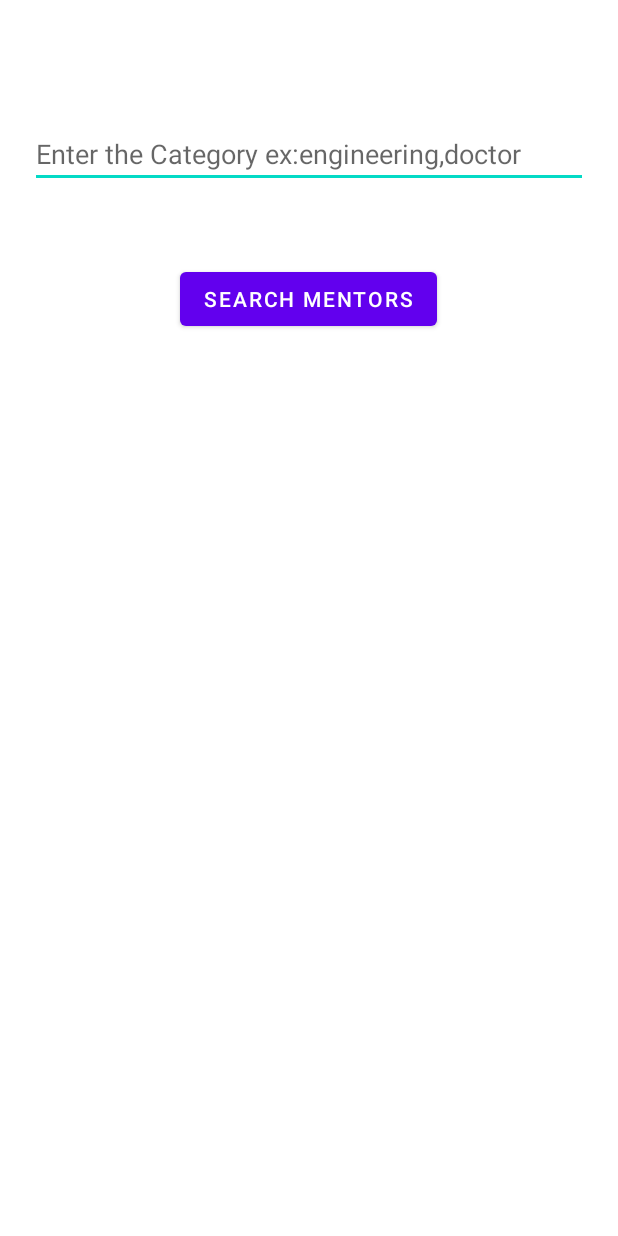
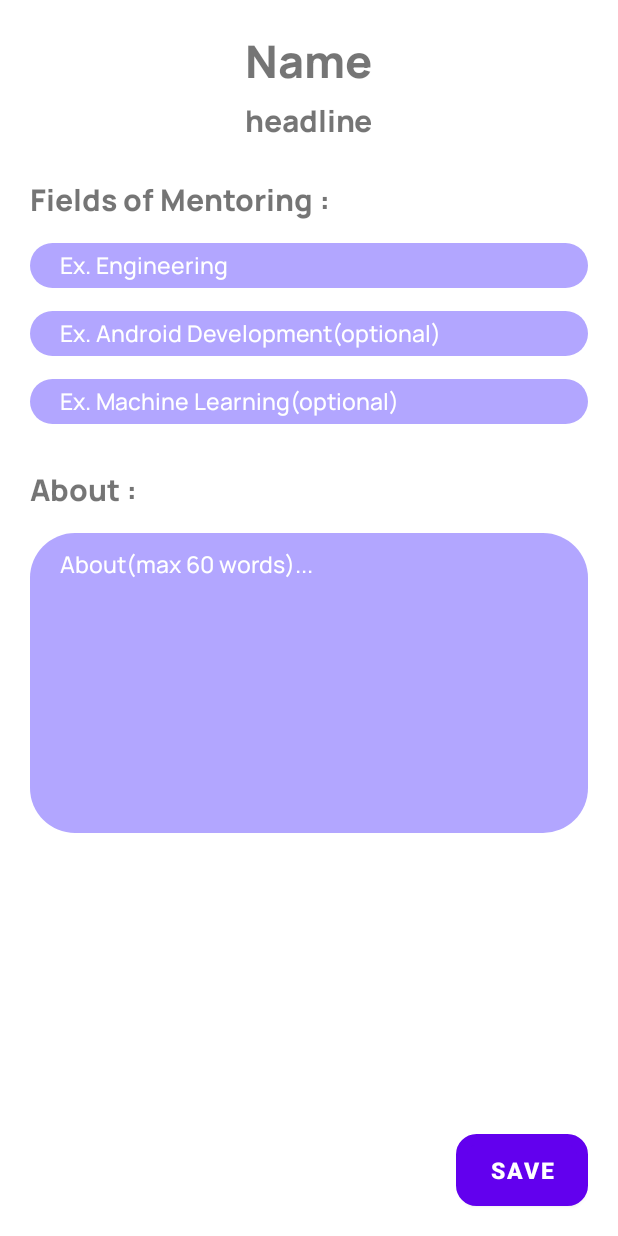
Before and after one commit to ankitsingh4264/CarrerGuide, an Android app: the profile screen opened through its navigation route, in the side drawer, after a tap on "Be Mentor", on a phone screen of 412 x 824 dp. Run offline under Robolectric (Android 15) with nearby library versions, the phone set to English and light mode, and no system bars; our stand-ins replace Firebase (no records; nobody signed in at launch, a user with empty details on screens opened directly), navigation-ui; libraries missing offline, so code that uses them is left out: com.karumi.dexter; 13 statements that could not run were skipped.

Commit message:
Profile fragment

```diff
--- a/app/src/main/java/com/example/careerguide/FirebaseDataRepository.kt
+++ b/app/src/main/java/com/example/careerguide/FirebaseDataRepository.kt
@@ -80,18 +80,11 @@ class FirebaseDataRepository {
         val userId = auth.currentUser!!.uid
         val userDetailsLiveDate = MutableLiveData<Users>()
 
-        val docRef = firestoreDB.collection("users").document(userId)
-        docRef.addSnapshotListener { snapshot, e ->
-            if (e != null) {
-                Log.w(TAG, "Listen failed.", e)
-                return@addSnapshotListener
-            }
+        firestoreDB.collection("users").document(userId).get().addOnSuccessListener {
 
-            if (snapshot != null && snapshot.exists()) {
-                Log.d(TAG, "Current data: ${snapshot.data}")
-                userDetailsLiveDate.value=snapshot.toObject(Users::class.java)
-            }
+                userDetailsLiveDate.value=it.toObject(Users::class.java)
         }
+
 
         return userDetailsLiveDate
     }
--- /dev/null
+++ b/app/src/main/java/com/example/careerguide/Home/beMentor.kt
@@ -0,0 +1,119 @@
+package com.example.careerguide.Home
+
+import android.net.Uri
+import android.os.Bundle
+import android.util.Log
+import androidx.fragment.app.Fragment
+import android.view.LayoutInflater
+import android.view.View
+import android.view.ViewGroup
+import android.widget.Toast
+import androidx.lifecycle.ViewModelProvider
+import androidx.lifecycle.observe
+import com.bumptech.glide.Glide
+import com.example.careerguide.Profile.profileViewModel
+import com.example.careerguide.R
+import com.example.careerguide.beans.Users
+import com.google.firebase.auth.FirebaseAuth
+import kotlinx.android.synthetic.main.fragment_be_mentor.*
+import kotlinx.android.synthetic.main.fragment_profile.*
+import kotlinx.android.synthetic.main.fragment_profile.edit_profile_headline
+
+
+lateinit var auth : FirebaseAuth
+private lateinit var profilemvvm: profileViewModel
+
+class beMentor : Fragment() {
+
+
+    override fun onCreateView(
+        inflater: LayoutInflater, container: ViewGroup?,
+        savedInstanceState: Bundle?
+    ): View? {
+        // Inflate the layout for this fragment
+        return inflater.inflate(R.layout.fragment_be_mentor, container, false)
+    }
+
+    override fun onViewCreated(view: View, savedInstanceState: Bundle?) {
+        super.onViewCreated(view, savedInstanceState)
+
+        var use: Users = Users()
+
+        var n:String?=null
+        var head:String?=null
+        var pho:String?=null
+        var uriimg:String?=null
+        var field:String?=null
+        var about:String?=null
+
+
+
+
+        com.example.careerguide.Profile.auth = FirebaseAuth.getInstance()
+
+        com.example.careerguide.Profile.profilemvvm = ViewModelProvider(requireActivity()).get(profileViewModel::class.java)
+
+        com.example.careerguide.Profile.profilemvvm.usersDetails()
+        com.example.careerguide.Profile.profilemvvm.mUserDetail.observe(
+            requireActivity()
+        ) {
+            if(it.fieldsMentoring!=null)
+            {
+
+                var s1:String?=""
+                var array:ArrayList<String> =   ArrayList()
+                for (i in it.fieldsMentoring)
+                {
+                    if(i==',' )
+                    {
+                        if (s1 != null) {
+                            array.add(s1!!)
+                            s1=""
+                        }
+                    }
+                    else
+                    {
+                        s1 += i
+
+                    }
+                }
+                if (s1 != null) {
+                    array?.add(s1!!)
+                }
+
+                edit_field1.setText(array?.get(0))
+                edit_field2.setText(array?.get(1))
+                edit_field3.setText(array?.get(2))
+            }
+            if(it.mentorAbout!=null)
+            {
+                edit_about.setText(it.mentorAbout)
+            }
+
+            text_name.setText(it.name)
+            n=it.name
+            text_headline.setText(it.headline)
+            head=it.headline
+            pho=it.phone
+            uriimg=it.imagepath
+        }
+
+        button_save_field.setOnClickListener {
+            use = Users(
+                name = n,
+                phone = pho,
+                headline = head,
+                imagepath = uriimg,
+                fieldsMentoring = edit_field1.text.toString()+","+edit_field2.text.toString()+","+edit_field3.text.toString(),
+                mentorAbout = edit_about.text.toString()
+            )
+
+            com.example.careerguide.Profile.profilemvvm.insertUser(use)
+            Toast.makeText(
+                requireActivity(),
+                "Upload Successful",
+                Toast.LENGTH_SHORT
+            ).show()
+        }
+    }
+}
--- a/app/src/main/java/com/example/careerguide/MainActivity.kt
+++ b/app/src/main/java/com/example/careerguide/MainActivity.kt
@@ -10,14 +10,24 @@ import android.view.View
 import android.widget.EditText
 import android.widget.Toast
 import androidx.appcompat.app.ActionBarDrawerToggle
+import androidx.core.content.ContentProviderCompat.requireContext
 import androidx.core.view.GravityCompat
 import androidx.drawerlayout.widget.DrawerLayout
+import androidx.lifecycle.MutableLiveData
+import androidx.lifecycle.observe
 import androidx.navigation.findNavController
 import androidx.navigation.ui.setupWithNavController
+import com.bumptech.glide.Glide
+import com.example.careerguide.Profile.profilemvvm
+import com.example.careerguide.beans.Users
+import com.example.careerguide.login.LoginFrag.Companion.phone
+import com.example.careerguide.login.SignUpFragment.Companion.name
 import com.google.android.material.navigation.NavigationView
 import com.google.firebase.auth.FirebaseAuth
 import kotlinx.android.synthetic.main.activity_main.*
 import kotlinx.android.synthetic.main.activity_main.drawerlayout
+import kotlinx.android.synthetic.main.fragment_profile.*
+import kotlinx.android.synthetic.main.header.*
 
 class MainActivity : AppCompatActivity() {
     lateinit var toggle: ActionBarDrawerToggle
@@ -25,6 +35,7 @@ class MainActivity : AppCompatActivity() {
     override fun onCreate(savedInstanceState: Bundle?) {
         super.onCreate(savedInstanceState)
         setContentView(R.layout.activity_main)
+
 
 
         toggle=  ActionBarDrawerToggle(
@@ -40,6 +51,10 @@ class MainActivity : AppCompatActivity() {
         val navController = findNavController(R.id.nav_main_fragment)
 //        navigation.setupWithNavController(navController)
 
+
+
+
+
         navigation.setNavigationItemSelectedListener { item: MenuItem ->
             when(item.itemId){
                 R.id.nav_profile -> {
@@ -49,6 +64,10 @@ class MainActivity : AppCompatActivity() {
                 R.id.nav_find_mentor->{
                     setinVisibleNav()
                     navController.navigate(R.id.findMentorFragment)
+                }
+                R.id.nav_be_mentor->{
+                    setinVisibleNav()
+                    navController.navigate(R.id.beMentor)
                 }
             }
             drawerlayout.closeDrawer(GravityCompat.START)
--- a/app/src/main/java/com/example/careerguide/Profile/profile.kt
+++ b/app/src/main/java/com/example/careerguide/Profile/profile.kt
@@ -41,7 +41,7 @@ const val STORAGE_REQUEST_CODE = 400
 
 var imageURI: Uri? = null
 lateinit var auth : FirebaseAuth
-private lateinit var profilemvvm: profileViewModel
+lateinit var profilemvvm: profileViewModel
 
 class profile : Fragment() {
 
@@ -60,6 +60,7 @@ class profile : Fragment() {
         var use: Users = Users()
         auth = FirebaseAuth.getInstance()
 
+        var uris:String?=null
         profilemvvm = ViewModelProvider(requireActivity()).get(profileViewModel::class.java)
 
         profilemvvm.usersDetails()
@@ -70,18 +71,13 @@ class profile : Fragment() {
             edit_profile_phone.setText(it.phone)
             edit_profile_headline.setText(it.headline)
             if (it.imagepath != null && it?.imagepath != "") {
+                uris=it.imagepath
                 if (profile_image != null) {
                     Glide.with(requireContext()).load(it?.imagepath)
                         .into(profile_image!!)
                 }
             }
         }
-//        profilemvvm.usersDetails()
-//        profilemvvm.mUserDetail.observe(requireActivity(),
-//            {
-//                edit_profile_name.text=it.name
-//            }
-//        )
 
         button_upload.setOnClickListener {
             showImportImageDialog()
@@ -91,7 +87,9 @@ class profile : Fragment() {
             use = Users(
                 name = edit_profile_name.text.toString(),
                 phone = edit_profile_phone.text.toString(),
-                headline = edit_profile_headline.text.toString()
+                headline = edit_profile_headline.text.toString(),
+                imagepath = uris
+
             )
 
             profilemvvm.insertUser(use)
--- a/app/src/main/java/com/example/careerguide/beans/Users.kt
+++ b/app/src/main/java/com/example/careerguide/beans/Users.kt
@@ -8,6 +8,6 @@ data class Users (
         val headline:String?=null,
         val asMentor:Boolean?=null,
         val fieldsMentoring:String?=null,
-        var mentorAbout:String?=null
+        val mentorAbout:String?=null
 
 )
--- a/app/src/main/java/com/example/careerguide/login/LoginFrag.kt
+++ b/app/src/main/java/com/example/careerguide/login/LoginFrag.kt
@@ -52,7 +52,9 @@ class LoginFrag : Fragment() {
 
 //        (activity as MainActivity).setVisibleNav()
         button_send_otp.setOnClickListener {
+
             hideKeyboard(requireActivity())
+
             phone=edit_phone.text.toString().trim()
             if(phone!!.length!=10)
             {
--- /dev/null
+++ b/app/src/main/res/layout/fragment_be_mentor.xml
@@ -0,0 +1,194 @@
+<?xml version="1.0" encoding="utf-8"?>
+<RelativeLayout xmlns:android="http://schemas.android.com/apk/res/android"
+    xmlns:tools="http://schemas.android.com/tools"
+    android:layout_width="match_parent"
+    android:layout_height="match_parent"
+    tools:context=".Home.beMentor">
+
+
+    <TextView
+        android:id="@+id/text_name"
+        android:layout_width="wrap_content"
+        android:layout_height="wrap_content"
+        android:textSize="30dp"
+        android:textStyle="bold"
+        android:layout_centerHorizontal="true"
+        android:layout_marginTop="20dp"
+        android:text="Name"
+        android:fontFamily="@font/manrope_extra_bold"
+        >
+
+    </TextView>
+
+    <TextView
+        android:id="@+id/text_headline"
+        android:layout_width="wrap_content"
+        android:layout_height="wrap_content"
+        android:textSize="20dp"
+        android:textStyle="bold"
+        android:layout_below="@+id/text_name"
+        android:layout_centerHorizontal="true"
+        android:layout_marginTop="5dp"
+        android:layout_marginBottom="20dp"
+        android:text="headline"
+        android:fontFamily="@font/manrope_extra_bold"
+        >
+
+    </TextView>
+
+    <TextView
+        android:id="@+id/text_field_of_mentoring"
+        android:layout_width="wrap_content"
+        android:layout_height="wrap_content"
+        android:textSize="20dp"
+        android:textStyle="bold"
+        android:layout_below="@+id/text_headline"
+        android:layout_marginTop="5dp"
+        android:layout_marginLeft="20dp"
+        android:text="Fields of Mentoring :"
+        android:fontFamily="@font/manrope_extra_bold"
+        >
+    </TextView>
+
+        <RelativeLayout
+            android:id="@+id/rl_field1"
+            android:layout_width="match_parent"
+            android:layout_height="30dp"
+            android:background="@drawable/round_corners"
+            android:layout_marginLeft="20dp"
+            android:layout_marginHorizontal="20dp"
+            android:layout_below="@id/text_field_of_mentoring"
+            android:layout_marginTop="15dp">
+
+            <EditText
+                android:id="@+id/edit_field1"
+                android:layout_width="wrap_content"
+                android:layout_height="match_parent"
+                android:textColor="@color/white"
+                android:layout_marginHorizontal="20dp"
+                android:textSize="15dp"
+                android:textColorHint="@color/white"
+                android:fontFamily="@font/manrope_medium"
+                android:background="@color/transparent"
+                android:hint="Ex. Engineering">
+
+            </EditText>
+
+        </RelativeLayout>
+
+    <RelativeLayout
+        android:id="@+id/rl_field2"
+        android:layout_width="match_parent"
+        android:layout_height="30dp"
+        android:background="@drawable/round_corners"
+        android:layout_marginLeft="20dp"
+        android:layout_marginRight="20dp"
+        android:layout_below="@id/rl_field1"
+        android:layout_marginTop="15dp">
+
+        <EditText
+            android:id="@+id/edit_field2"
+            android:layout_width="wrap_content"
+            android:layout_height="match_parent"
+            android:textColor="@color/white"
+            android:layout_marginHorizontal="20dp"
+            android:textSize="15dp"
+            android:textColorHint="@color/white"
+            android:fontFamily="@font/manrope_medium"
+            android:background="@color/transparent"
+            android:hint="Ex. Android Development(optional)">
+
+        </EditText>
+
+    </RelativeLayout>
+    <RelativeLayout
+        android:id="@+id/rl_field3"
+        android:layout_width="match_parent"
+        android:layout_height="30dp"
+        android:background="@drawable/round_corners"
+        android:layout_marginLeft="20dp"
+        android:layout_alignParentEnd="true"
+        android:layout_marginRight="20dp"
+        android:layout_below="@id/rl_field2"
+        android:layout_marginTop="15dp">
+
+        <EditText
+            android:id="@+id/edit_field3"
+            android:layout_width="wrap_content"
+            android:layout_height="match_parent"
+            android:textColor="@color/white"
+            android:layout_marginHorizontal="20dp"
+            android:textSize="15dp"
+            android:textColorHint="@color/white"
+            android:fontFamily="@font/manrope_medium"
+            android:background="@color/transparent"
+            android:hint="Ex. Machine Learning(optional)">
+
+        </EditText>
+
+    </RelativeLayout>
+
+    <TextView
+        android:id="@+id/text_about"
+        android:layout_width="wrap_content"
+        android:layout_height="wrap_content"
+        android:textSize="20dp"
+        android:textStyle="bold"
+        android:layout_below="@+id/rl_field3"
+        android:layout_marginTop="30dp"
+        android:layout_marginLeft="20dp"
+        android:text="About :"
+        android:fontFamily="@font/manrope_extra_bold"
+        >
+    </TextView>
+
+    <RelativeLayout
+        android:id="@+id/rl_about"
+        android:layout_width="match_parent"
+        android:layout_height="200dp"
+        android:background="@drawable/headline"
+        android:layout_marginLeft="20dp"
+        android:layout_alignParentEnd="true"
+        android:layout_marginRight="20dp"
+        android:layout_below="@id/text_about"
+        android:layout_marginTop="15dp">
+
+        <EditText
+            android:id="@+id/edit_about"
+            android:layout_width="match_parent"
+            android:layout_height="wrap_content"
+            android:textColor="@color/white"
+            android:layout_marginHorizontal="20dp"
+            android:textSize="15dp"
+            android:layout_marginTop="10dp"
+            android:layout_marginBottom="10dp"
+            android:textColorHint="@color/white"
+            android:fontFamily="@font/manrope_medium"
+            android:background="@color/transparent"
+            android:hint="About(max 60 words)...">
+
+        </EditText>
+
+    </RelativeLayout>
+
+
+        <Button
+            android:id="@+id/button_save_field"
+            android:layout_width="wrap_content"
+            android:layout_height="wrap_content"
+            android:visibility="visible"
+            android:layout_alignParentBottom="true"
+            android:layout_marginEnd="20dp"
+            android:background="@drawable/otp_box"
+            android:layout_alignParentEnd="true"
+            android:layout_marginRight="20dp"
+            android:layout_marginVertical="20dp"
+            android:text="Save"
+            android:textStyle="bold"
+            android:layout_marginBottom="10dp"
+            android:textColor="@color/white"
+            android:textSize="15dp">
+
+        </Button>
+
+    </RelativeLayout>
--- a/app/src/main/res/layout/fragment_profile.xml
+++ b/app/src/main/res/layout/fragment_profile.xml
@@ -114,7 +114,7 @@
 
             <EditText
                 android:id="@+id/edit_profile_headline"
-                android:layout_width="wrap_content"
+                android:layout_width="match_parent"
                 android:layout_height="wrap_content"
                 android:textColor="@color/white"
                 android:layout_marginHorizontal="20dp"
--- a/app/src/main/res/layout/header.xml
+++ b/app/src/main/res/layout/header.xml
@@ -32,21 +32,25 @@
             android:layout_marginRight="5dp"
             >
             <TextView
+                android:id="@+id/text_nav_name"
                 android:layout_width="wrap_content"
                 android:layout_height="wrap_content"
                 android:layout_marginLeft="20dp"
-                android:text="Ankit Singh"
+                android:text="xxx xxx"
                 android:textColor="@android:color/white"
                 android:textStyle="bold"
+                android:fontFamily="@font/manrope_extra_bold"
                 android:layout_marginTop="10dp"
                 android:textSize="18sp"
                 ></TextView>
             <TextView
+                android:id="@+id/text_nav_phone"
                 android:layout_width="wrap_content"
                 android:layout_height="wrap_content"
                 android:layout_marginLeft="20dp"
-                android:text="singh.ankit2117@gmail.com"
+                android:text="+91 999999999"
                 android:textColor="@android:color/white"
+                android:fontFamily="@font/manrope_bold"
                 android:textStyle="italic"
                 android:layout_marginTop="5dp"
                 android:textSize="13sp"
--- a/app/src/main/res/navigation/nav_graph_main.xml
+++ b/app/src/main/res/navigation/nav_graph_main.xml
@@ -37,6 +37,9 @@
         <action
             android:id="@+id/action_homeFragment_to_profile"
             app:destination="@id/profile" />
+        <action
+            android:id="@+id/action_homeFragment_to_beMentor"
+            app:destination="@id/beMentor" />
     </fragment>
     <fragment
         android:id="@+id/loginOrSignUp"
@@ -69,4 +72,9 @@
         android:name="com.example.careerguide.Profile.profile"
         android:label="fragment_profile"
         tools:layout="@layout/fragment_profile" />
+    <fragment
+        android:id="@+id/beMentor"
+        android:name="com.example.careerguide.Home.beMentor"
+        android:label="fragment_be_mentor"
+        tools:layout="@layout/fragment_be_mentor" />
 </navigation>
```
